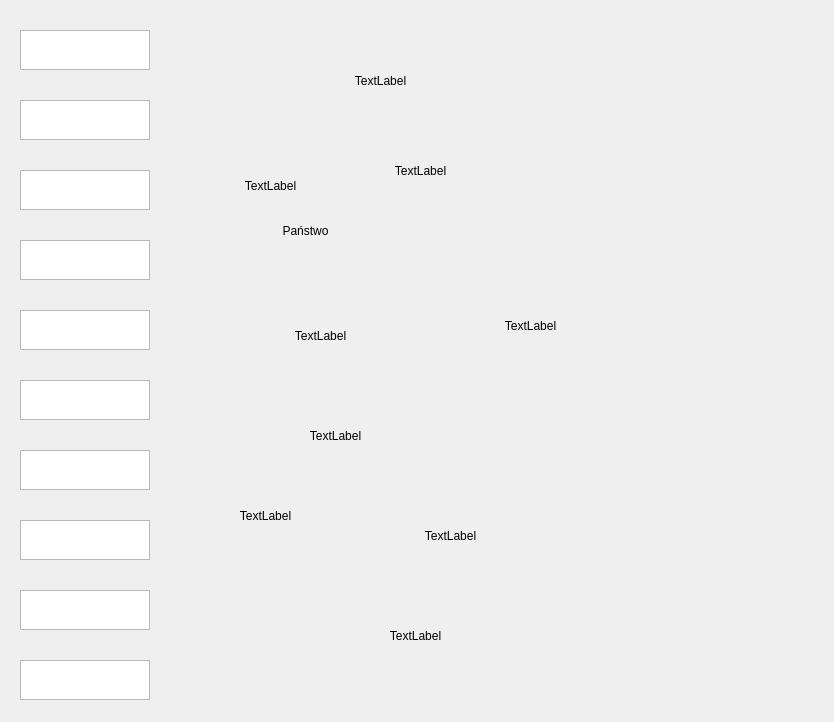
mbolimowski/PanstwaMiasta, file PanstwaMiastaQT/gamemain.ui: the form before one commit.
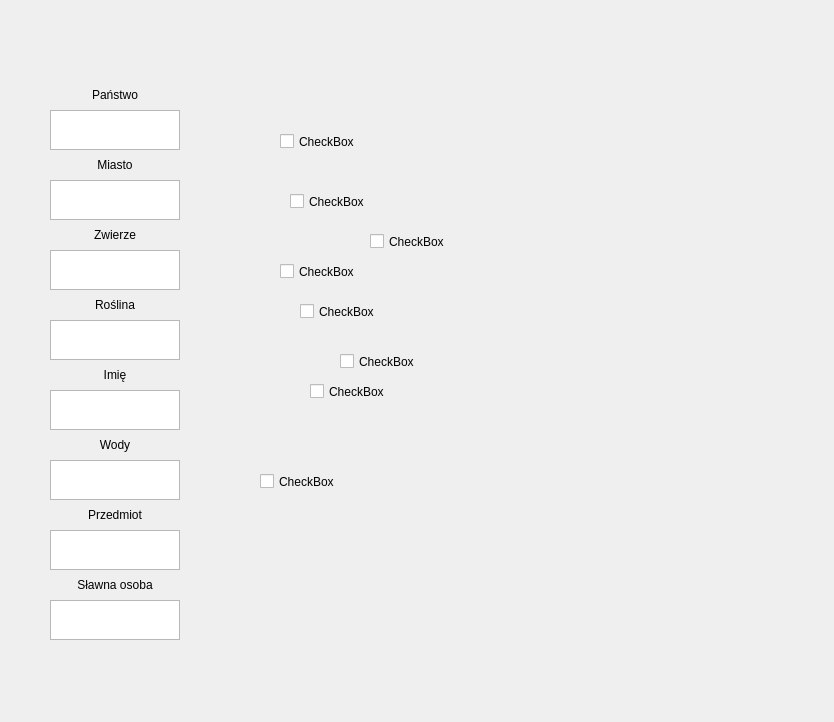
The form after the commit.

Commit message: login window modification commit

The edit to the form file:
```diff
--- a/PanstwaMiastaQT/gamemain.ui
+++ b/PanstwaMiastaQT/gamemain.ui
@@ -16,10 +16,10 @@
   <widget class="QLabel" name="label">
    <property name="geometry">
     <rect>
-     <x>250</x>
-     <y>210</y>
-     <width>111</width>
-     <height>41</height>
+     <x>50</x>
+     <y>80</y>
+     <width>130</width>
+     <height>30</height>
     </rect>
    </property>
    <property name="text">
@@ -32,14 +32,14 @@
   <widget class="QLabel" name="label_2">
    <property name="geometry">
     <rect>
-     <x>260</x>
-     <y>300</y>
-     <width>121</width>
-     <height>71</height>
+     <x>50</x>
+     <y>150</y>
+     <width>130</width>
+     <height>30</height>
     </rect>
    </property>
    <property name="text">
-    <string>TextLabel</string>
+    <string>Miasto</string>
    </property>
    <property name="alignment">
     <set>Qt::AlignCenter</set>
@@ -48,14 +48,14 @@
   <widget class="QLabel" name="label_3">
    <property name="geometry">
     <rect>
-     <x>280</x>
-     <y>410</y>
-     <width>111</width>
-     <height>51</height>
+     <x>50</x>
+     <y>220</y>
+     <width>130</width>
+     <height>30</height>
     </rect>
    </property>
    <property name="text">
-    <string>TextLabel</string>
+    <string>Zwierze</string>
    </property>
    <property name="alignment">
     <set>Qt::AlignCenter</set>
@@ -64,30 +64,30 @@
   <widget class="QLabel" name="label_4">
    <property name="geometry">
     <rect>
-     <x>210</x>
-     <y>160</y>
-     <width>121</width>
-     <height>51</height>
-    </rect>
-   </property>
-   <property name="text">
-    <string>TextLabel</string>
-   </property>
-   <property name="alignment">
-    <set>Qt::AlignCenter</set>
-   </property>
-  </widget>
-  <widget class="QLabel" name="label_5">
-   <property name="geometry">
-    <rect>
-     <x>470</x>
+     <x>50</x>
      <y>290</y>
-     <width>121</width>
-     <height>71</height>
+     <width>130</width>
+     <height>30</height>
     </rect>
    </property>
    <property name="text">
-    <string>TextLabel</string>
+    <string>Roślina</string>
+   </property>
+   <property name="alignment">
+    <set>Qt::AlignCenter</set>
+   </property>
+  </widget>
+  <widget class="QLabel" name="label_5">
+   <property name="geometry">
+    <rect>
+     <x>50</x>
+     <y>360</y>
+     <width>130</width>
+     <height>30</height>
+    </rect>
+   </property>
+   <property name="text">
+    <string>Imię</string>
    </property>
    <property name="alignment">
     <set>Qt::AlignCenter</set>
@@ -96,14 +96,14 @@
   <widget class="QLabel" name="label_6">
    <property name="geometry">
     <rect>
-     <x>190</x>
-     <y>500</y>
-     <width>151</width>
-     <height>31</height>
+     <x>50</x>
+     <y>430</y>
+     <width>130</width>
+     <height>30</height>
     </rect>
    </property>
    <property name="text">
-    <string>TextLabel</string>
+    <string>Wody</string>
    </property>
    <property name="alignment">
     <set>Qt::AlignCenter</set>
@@ -112,14 +112,14 @@
   <widget class="QLabel" name="label_7">
    <property name="geometry">
     <rect>
-     <x>300</x>
-     <y>60</y>
-     <width>161</width>
-     <height>41</height>
+     <x>50</x>
+     <y>500</y>
+     <width>130</width>
+     <height>30</height>
     </rect>
    </property>
    <property name="text">
-    <string>TextLabel</string>
+    <string>Przedmiot</string>
    </property>
    <property name="alignment">
     <set>Qt::AlignCenter</set>
@@ -128,46 +128,14 @@
   <widget class="QLabel" name="label_8">
    <property name="geometry">
     <rect>
-     <x>340</x>
-     <y>610</y>
-     <width>151</width>
-     <height>51</height>
+     <x>50</x>
+     <y>570</y>
+     <width>130</width>
+     <height>30</height>
     </rect>
    </property>
    <property name="text">
-    <string>TextLabel</string>
-   </property>
-   <property name="alignment">
-    <set>Qt::AlignCenter</set>
-   </property>
-  </widget>
-  <widget class="QLabel" name="label_9">
-   <property name="geometry">
-    <rect>
-     <x>400</x>
-     <y>520</y>
-     <width>101</width>
-     <height>31</height>
-    </rect>
-   </property>
-   <property name="text">
-    <string>TextLabel</string>
-   </property>
-   <property name="alignment">
-    <set>Qt::AlignCenter</set>
-   </property>
-  </widget>
-  <widget class="QLabel" name="label_10">
-   <property name="geometry">
-    <rect>
-     <x>380</x>
-     <y>150</y>
-     <width>81</width>
-     <height>41</height>
-    </rect>
-   </property>
-   <property name="text">
-    <string>TextLabel</string>
+    <string>Sławna osoba</string>
    </property>
    <property name="alignment">
     <set>Qt::AlignCenter</set>
@@ -176,8 +144,8 @@
   <widget class="QTextEdit" name="textEdit">
    <property name="geometry">
     <rect>
-     <x>20</x>
-     <y>520</y>
+     <x>50</x>
+     <y>600</y>
      <width>130</width>
      <height>40</height>
     </rect>
@@ -186,8 +154,8 @@
   <widget class="QTextEdit" name="textEdit_2">
    <property name="geometry">
     <rect>
-     <x>20</x>
-     <y>100</y>
+     <x>50</x>
+     <y>180</y>
      <width>130</width>
      <height>40</height>
     </rect>
@@ -196,28 +164,8 @@
   <widget class="QTextEdit" name="textEdit_3">
    <property name="geometry">
     <rect>
-     <x>20</x>
-     <y>380</y>
-     <width>130</width>
-     <height>40</height>
-    </rect>
-   </property>
-  </widget>
-  <widget class="QTextEdit" name="textEdit_4">
-   <property name="geometry">
-    <rect>
-     <x>20</x>
-     <y>660</y>
-     <width>130</width>
-     <height>40</height>
-    </rect>
-   </property>
-  </widget>
-  <widget class="QTextEdit" name="textEdit_5">
-   <property name="geometry">
-    <rect>
-     <x>20</x>
-     <y>590</y>
+     <x>50</x>
+     <y>460</y>
      <width>130</width>
      <height>40</height>
     </rect>
@@ -226,8 +174,8 @@
   <widget class="QTextEdit" name="textEdit_6">
    <property name="geometry">
     <rect>
-     <x>20</x>
-     <y>450</y>
+     <x>50</x>
+     <y>530</y>
      <width>130</width>
      <height>40</height>
     </rect>
@@ -236,8 +184,8 @@
   <widget class="QTextEdit" name="textEdit_7">
    <property name="geometry">
     <rect>
-     <x>20</x>
-     <y>310</y>
+     <x>50</x>
+     <y>390</y>
      <width>130</width>
      <height>40</height>
     </rect>
@@ -246,8 +194,8 @@
   <widget class="QTextEdit" name="textEdit_8">
    <property name="geometry">
     <rect>
-     <x>20</x>
-     <y>240</y>
+     <x>50</x>
+     <y>320</y>
      <width>130</width>
      <height>40</height>
     </rect>
@@ -256,8 +204,8 @@
   <widget class="QTextEdit" name="textEdit_9">
    <property name="geometry">
     <rect>
-     <x>20</x>
-     <y>170</y>
+     <x>50</x>
+     <y>250</y>
      <width>130</width>
      <height>40</height>
     </rect>
@@ -266,8 +214,8 @@
   <widget class="QTextEdit" name="textEdit_10">
    <property name="geometry">
     <rect>
-     <x>20</x>
-     <y>30</y>
+     <x>50</x>
+     <y>110</y>
      <width>130</width>
      <height>40</height>
     </rect>
@@ -276,6 +224,110 @@
     <number>1</number>
    </property>
   </widget>
+  <widget class="QCheckBox" name="checkBox">
+   <property name="geometry">
+    <rect>
+     <x>280</x>
+     <y>130</y>
+     <width>92</width>
+     <height>23</height>
+    </rect>
+   </property>
+   <property name="text">
+    <string>CheckBox</string>
+   </property>
+  </widget>
+  <widget class="QCheckBox" name="checkBox_2">
+   <property name="geometry">
+    <rect>
+     <x>300</x>
+     <y>300</y>
+     <width>92</width>
+     <height>23</height>
+    </rect>
+   </property>
+   <property name="text">
+    <string>CheckBox</string>
+   </property>
+  </widget>
+  <widget class="QCheckBox" name="checkBox_3">
+   <property name="geometry">
+    <rect>
+     <x>370</x>
+     <y>230</y>
+     <width>92</width>
+     <height>23</height>
+    </rect>
+   </property>
+   <property name="text">
+    <string>CheckBox</string>
+   </property>
+  </widget>
+  <widget class="QCheckBox" name="checkBox_4">
+   <property name="geometry">
+    <rect>
+     <x>280</x>
+     <y>260</y>
+     <width>92</width>
+     <height>23</height>
+    </rect>
+   </property>
+   <property name="text">
+    <string>CheckBox</string>
+   </property>
+  </widget>
+  <widget class="QCheckBox" name="checkBox_5">
+   <property name="geometry">
+    <rect>
+     <x>290</x>
+     <y>190</y>
+     <width>92</width>
+     <height>23</height>
+    </rect>
+   </property>
+   <property name="text">
+    <string>CheckBox</string>
+   </property>
+  </widget>
+  <widget class="QCheckBox" name="checkBox_7">
+   <property name="geometry">
+    <rect>
+     <x>310</x>
+     <y>380</y>
+     <width>92</width>
+     <height>23</height>
+    </rect>
+   </property>
+   <property name="text">
+    <string>CheckBox</string>
+   </property>
+  </widget>
+  <widget class="QCheckBox" name="checkBox_8">
+   <property name="geometry">
+    <rect>
+     <x>340</x>
+     <y>350</y>
+     <width>92</width>
+     <height>23</height>
+    </rect>
+   </property>
+   <property name="text">
+    <string>CheckBox</string>
+   </property>
+  </widget>
+  <widget class="QCheckBox" name="checkBox_6">
+   <property name="geometry">
+    <rect>
+     <x>260</x>
+     <y>470</y>
+     <width>92</width>
+     <height>23</height>
+    </rect>
+   </property>
+   <property name="text">
+    <string>CheckBox</string>
+   </property>
+  </widget>
  </widget>
  <resources/>
  <connections/>
```
Left out of the diff: 6 changed lines with no effect on the pictures. The commit also changes 3 other files.
